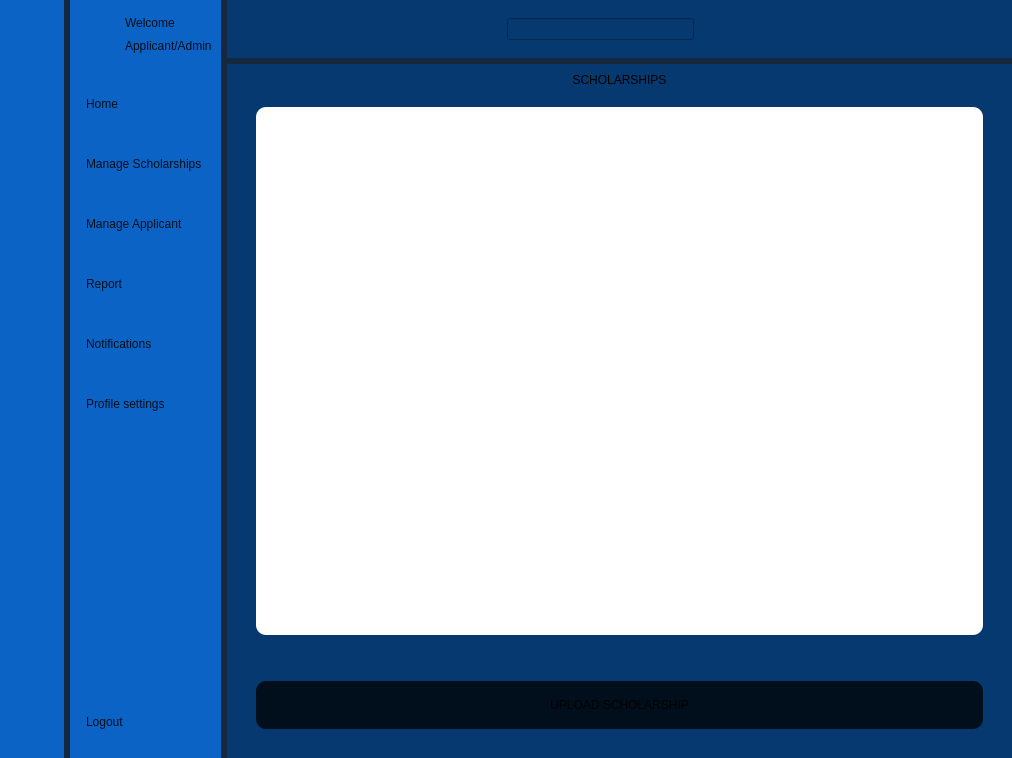
Above: SholarshipManagementSystem/homePage/dash.ui from YNCO10/scholarshipManagementSystem before the change. Below: the same form after it.
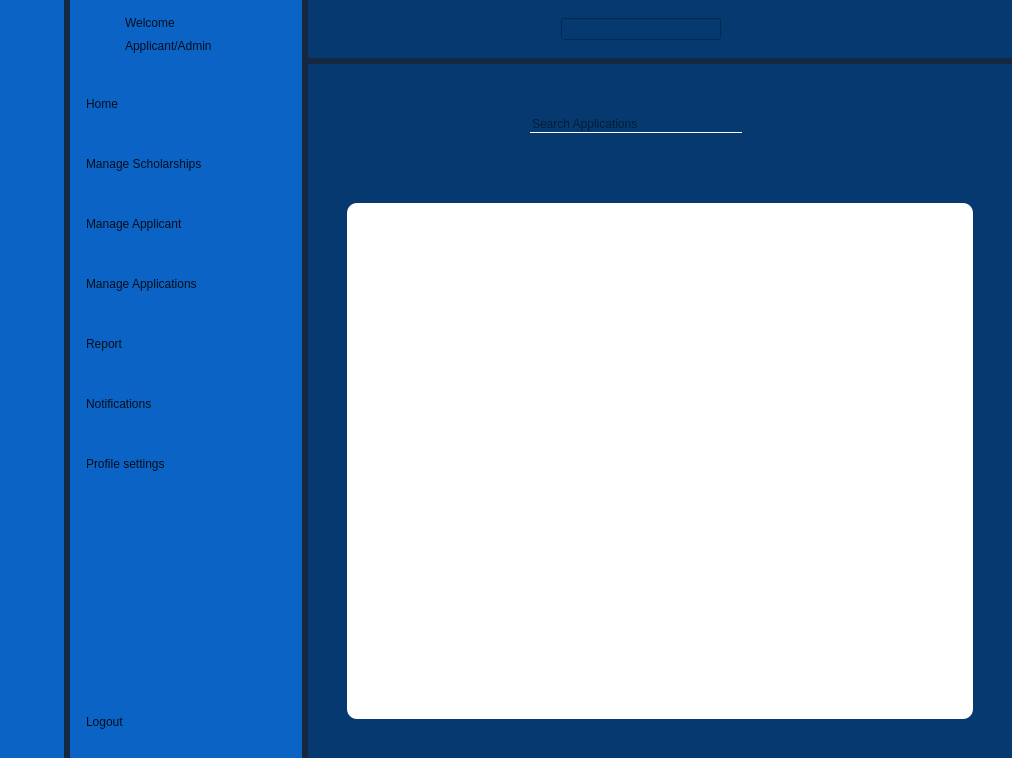
That is the form after the change. Icons and pictures are not drawn.

Commit message: started changes to applicant tracking refractor

```diff
--- a/SholarshipManagementSystem/homePage/dash.ui
+++ b/SholarshipManagementSystem/homePage/dash.ui
@@ -44,6 +44,7 @@
       <property name="styleSheet">
        <string notr="true">QWidget{
 	background-color: rgb(11, 100, 197);
+	width:200px;
 }
 
 QPushButton{
@@ -178,8 +179,29 @@
            </property>
            <property name="icon">
             <iconset resource="../../projectRescources.qrc">
-             <normaloff>:/icons/mnageApplicant.png</normaloff>
-             <normalon>:/icons/manageApplicantWhite.png</normalon>:/icons/mnageApplicant.png</iconset>
+             <normaloff>:/icons/userWithGear.png</normaloff>
+             <normalon>:/icons/userWithGearWhite.png</normalon>:/icons/userWithGear.png</iconset>
+           </property>
+           <property name="checkable">
+            <bool>true</bool>
+           </property>
+           <property name="autoExclusive">
+            <bool>true</bool>
+           </property>
+          </widget>
+         </item>
+         <item>
+          <widget class="QPushButton" name="manageApplicationBtn">
+           <property name="cursor">
+            <cursorShape>PointingHandCursor</cursorShape>
+           </property>
+           <property name="text">
+            <string>Manage Applications</string>
+           </property>
+           <property name="icon">
+            <iconset resource="../../projectRescources.qrc">
+             <normaloff>:/icons/manageScholarship.png</normaloff>
+             <normalon>:/icons/whiteManageScholarshipIcon.png</normalon>:/icons/manageScholarship.png</iconset>
            </property>
            <property name="checkable">
             <bool>true</bool>
@@ -679,7 +701,7 @@
 </string>
          </property>
          <property name="currentIndex">
-          <number>1</number>
+          <number>6</number>
          </property>
          <widget class="QWidget" name="home">
           <layout class="QGridLayout" name="gridLayout_2">
@@ -1707,6 +1729,90 @@
            </item>
           </layout>
          </widget>
+         <widget class="QWidget" name="manageApplications">
+          <layout class="QVBoxLayout" name="verticalLayout_23">
+           <item>
+            <layout class="QHBoxLayout" name="horizontalLayout_6">
+             <property name="topMargin">
+              <number>40</number>
+             </property>
+             <property name="bottomMargin">
+              <number>30</number>
+             </property>
+             <item>
+              <spacer name="horizontalSpacer_13">
+               <property name="orientation">
+                <enum>Qt::Orientation::Horizontal</enum>
+               </property>
+               <property name="sizeHint" stdset="0">
+                <size>
+                 <width>40</width>
+                 <height>20</height>
+                </size>
+               </property>
+              </spacer>
+             </item>
+             <item>
+              <widget class="QLineEdit" name="searchBarTxt_2">
+               <property name="styleSheet">
+                <string notr="true"/>
+               </property>
+               <property name="placeholderText">
+                <string>Search Applications</string>
+               </property>
+              </widget>
+             </item>
+             <item>
+              <widget class="QPushButton" name="searchApplicationsBtn">
+               <property name="cursor">
+                <cursorShape>PointingHandCursor</cursorShape>
+               </property>
+               <property name="styleSheet">
+                <string notr="true">QPushButton{
+	margin:0px;
+	background-color: rgb(6, 57, 112);
+	padding:5px;
+}
+QPushButton:checked{
+	border: none;
+}</string>
+               </property>
+               <property name="text">
+                <string/>
+               </property>
+               <property name="icon">
+                <iconset resource="../../projectRescources.qrc">
+                 <normaloff>:/icons/search.png</normaloff>:/icons/search.png</iconset>
+               </property>
+               <property name="checkable">
+                <bool>true</bool>
+               </property>
+              </widget>
+             </item>
+             <item>
+              <spacer name="horizontalSpacer_14">
+               <property name="orientation">
+                <enum>Qt::Orientation::Horizontal</enum>
+               </property>
+               <property name="sizeHint" stdset="0">
+                <size>
+                 <width>40</width>
+                 <height>20</height>
+                </size>
+               </property>
+              </spacer>
+             </item>
+            </layout>
+           </item>
+           <item>
+            <widget class="QTableWidget" name="manageApplicantTableWidget">
+             <property name="styleSheet">
+              <string notr="true">margin:30px;</string>
+             </property>
+            </widget>
+           </item>
+          </layout>
+         </widget>
         </widget>
        </item>
       </layout>
```
Left out of the diff: 165 changed lines with no effect on the pictures. The commit also changes 13 other files.
